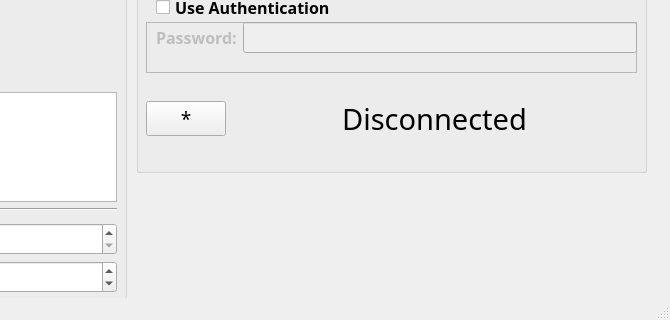
The window that main_window.ui (EuromovDHM-SemTaxM/EMBLD-acquisition) describes before a commit, drawn with Qt 5; both pictures show x 354 to 1024 and y 448 to 768 of the 1024 by 768 pixel window.
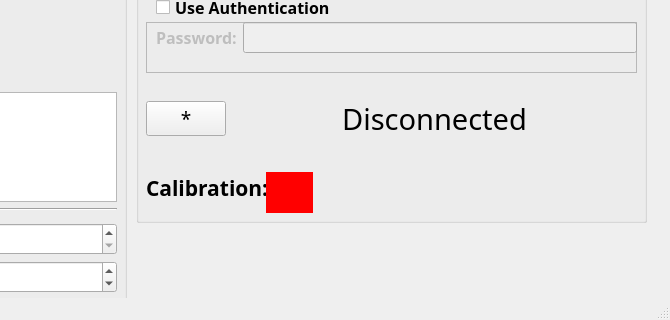
The same window after the commit. Icons and pictures are not drawn.

Commit message: Externalised resource configuration. Added calibration status indicator

Diff of the .ui file:
```diff
--- a/main_window.ui
+++ b/main_window.ui
@@ -629,7 +629,7 @@
       <x>490</x>
       <y>330</y>
       <width>511</width>
-      <height>291</height>
+      <height>341</height>
      </rect>
     </property>
     <property name="font">
@@ -867,6 +867,46 @@
       </item>
      </layout>
     </widget>
+    <widget class="QLabel" name="calbration_label_text">
+     <property name="geometry">
+      <rect>
+       <x>10</x>
+       <y>290</y>
+       <width>121</width>
+       <height>31</height>
+      </rect>
+     </property>
+     <property name="font">
+      <font>
+       <family>Segoe UI Variable Small Semibol</family>
+       <pointsize>16</pointsize>
+       <weight>75</weight>
+       <bold>true</bold>
+      </font>
+     </property>
+     <property name="text">
+      <string>Calibration:</string>
+     </property>
+    </widget>
+    <widget class="QLabel" name="calibration_status_label">
+     <property name="geometry">
+      <rect>
+       <x>130</x>
+       <y>290</y>
+       <width>47</width>
+       <height>41</height>
+      </rect>
+     </property>
+     <property name="autoFillBackground">
+      <bool>false</bool>
+     </property>
+     <property name="styleSheet">
+      <string notr="true">background-color: red;</string>
+     </property>
+     <property name="text">
+      <string/>
+     </property>
+    </widget>
    </widget>
   </widget>
   <widget class="QStatusBar" name="statusbar"/>
```
Left out of the diff: 22 changed lines with no effect on the pictures. The commit also changes 2 other files.
